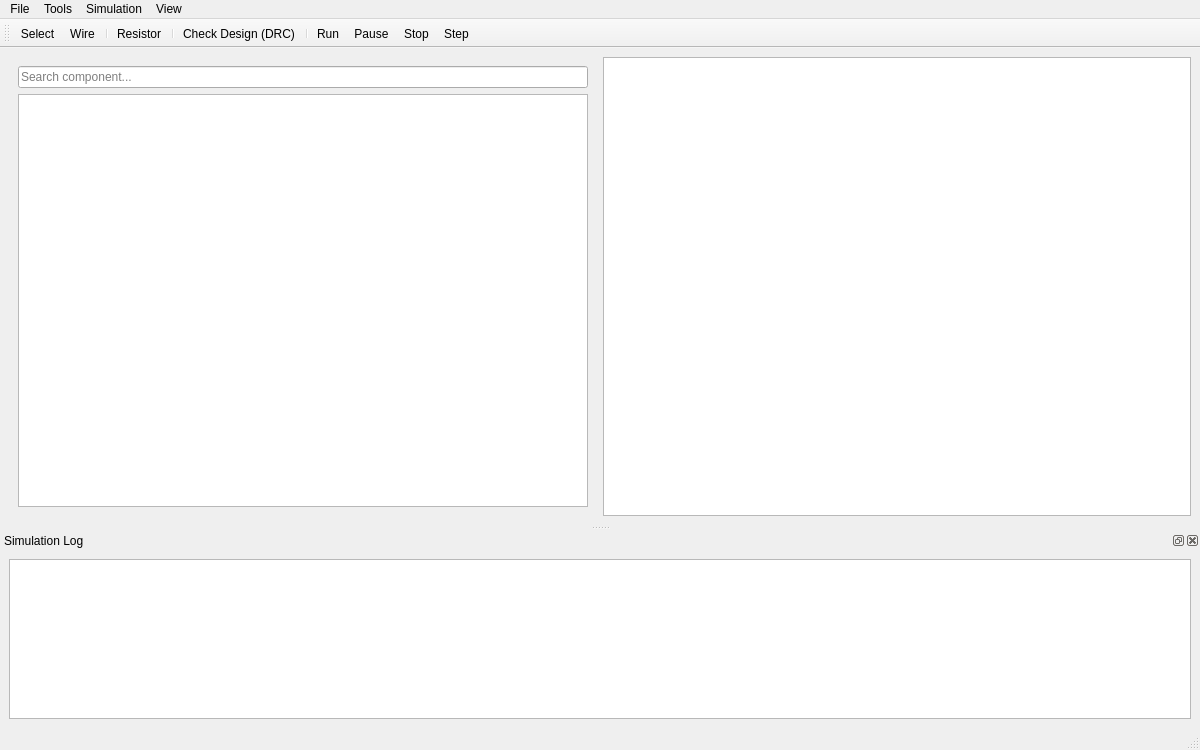
imohammad-al/ProteusClone, file mainwindow.ui: the form before one commit.
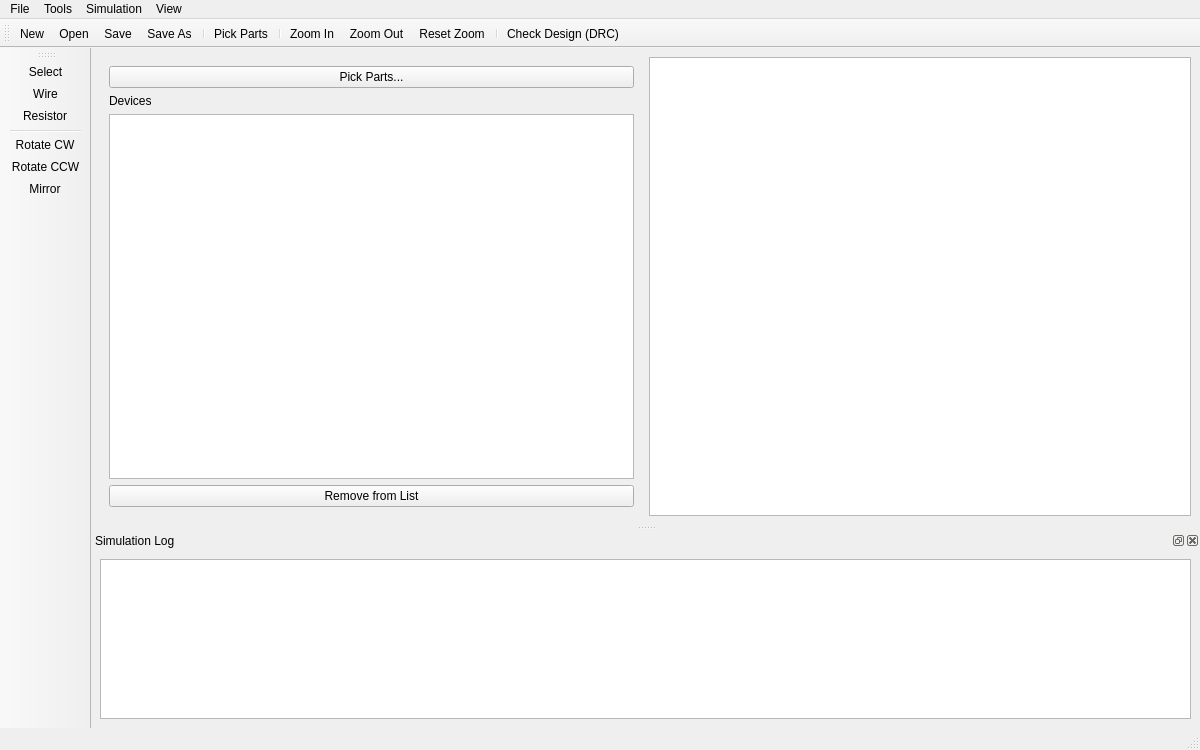
The form after the commit. Custom widgets are drawn as their Qt base class.

Commit message: upgrade pick devices panel with search and preview

```diff
--- a/mainwindow.ui
+++ b/mainwindow.ui
@@ -33,10 +33,10 @@
 
        <item>
 
-        <widget class="QLineEdit" name="lineEditSearch">
+        <widget class="QPushButton" name="pushButtonPickParts">
 
-         <property name="placeholderText">
-          <string>Search component...</string>
+         <property name="text">
+          <string>Pick Parts...</string>
          </property>
 
         </widget>
@@ -45,19 +45,29 @@
 
        <item>
 
-        <widget class="QTreeWidget" name="treeWidgetComponents">
+        <widget class="QLabel" name="labelActiveParts">
 
-         <property name="headerHidden">
-          <bool>true</bool>
+         <property name="text">
+          <string>Devices</string>
          </property>
 
-         <column>
+        </widget>
 
-          <property name="text">
-           <string>Components</string>
-          </property>
+       </item>
 
-         </column>
+       <item>
+
+        <widget class="QListWidget" name="listWidgetActiveParts"/>
+
+       </item>
+
+       <item>
+
+        <widget class="QPushButton" name="pushButtonRemovePart">
+
+         <property name="text">
+          <string>Remove from List</string>
+         </property>
 
         </widget>
 
@@ -197,21 +207,68 @@
     <string>Main Toolbar</string>
    </property>
 
+   <property name="toolButtonStyle">
+    <enum>Qt::ToolButtonIconOnly</enum>
+   </property>
+
+   <property name="iconSize">
+    <size>
+     <width>22</width>
+     <height>22</height>
+    </size>
+   </property>
+
    <attribute name="toolBarArea">
     <enum>TopToolBarArea</enum>
    </attribute>
 
+   <addaction name="actionNew"/>
+   <addaction name="actionOpen"/>
+   <addaction name="actionSave"/>
+   <addaction name="actionSaveAs"/>
+   <addaction name="separator"/>
+   <addaction name="actionPickParts"/>
+   <addaction name="separator"/>
+   <addaction name="actionZoomIn"/>
+   <addaction name="actionZoomOut"/>
+   <addaction name="actionZoomReset"/>
+   <addaction name="separator"/>
+   <addaction name="actionCheckDesign"/>
+
+  </widget>
+
+  <!-- ========================= -->
+  <!-- Mode Toolbar (کنار صفحه - شبیه Sidebar آیکونی پروتئوس واقعی) -->
+  <!-- ========================= -->
+
+  <widget class="QToolBar" name="modeToolBar">
+
+   <property name="windowTitle">
+    <string>Mode Toolbar</string>
+   </property>
+
+   <property name="toolButtonStyle">
+    <enum>Qt::ToolButtonIconOnly</enum>
+   </property>
+
+   <property name="iconSize">
+    <size>
+     <width>22</width>
+     <height>22</height>
+    </size>
+   </property>
+
+   <attribute name="toolBarArea">
+    <enum>LeftToolBarArea</enum>
+   </attribute>
+
    <addaction name="actionSelect"/>
    <addaction name="actionWire"/>
-   <addaction name="separator"/>
    <addaction name="actionResistor"/>
    <addaction name="separator"/>
-   <addaction name="actionCheckDesign"/>
-   <addaction name="separator"/>
-   <addaction name="actionRun"/>
-   <addaction name="actionPause"/>
-   <addaction name="actionStop"/>
-   <addaction name="actionStep"/>
+   <addaction name="actionRotateCW"/>
+   <addaction name="actionRotateCCW"/>
+   <addaction name="actionMirror"/>
 
   </widget>
 
@@ -241,6 +298,46 @@
     <string>Resistor</string>
    </property>
 
+   <property name="toolTip">
+    <string>Place Component</string>
+   </property>
+
+  </action>
+
+  <action name="actionRotateCW">
+
+   <property name="text">
+    <string>Rotate CW</string>
+   </property>
+
+   <property name="toolTip">
+    <string>Rotate 90° Clockwise (R)</string>
+   </property>
+
+  </action>
+
+  <action name="actionRotateCCW">
+
+   <property name="text">
+    <string>Rotate CCW</string>
+   </property>
+
+   <property name="toolTip">
+    <string>Rotate 90° Counter-clockwise</string>
+   </property>
+
+  </action>
+
+  <action name="actionMirror">
+
+   <property name="text">
+    <string>Mirror</string>
+   </property>
+
+   <property name="toolTip">
+    <string>Mirror Horizontally (M)</string>
+   </property>
+
   </action>
 
   <action name="actionNew">
@@ -297,6 +394,26 @@
     <string>Export Image...</string>
    </property>
 
+   <property name="toolTip">
+    <string>Export Circuit as Image</string>
+   </property>
+
+  </action>
+
+  <action name="actionPickParts">
+
+   <property name="text">
+    <string>Pick Parts...</string>
+   </property>
+
+   <property name="toolTip">
+    <string>Pick Devices from Library (P)</string>
+   </property>
+
+   <property name="shortcut">
+    <string>P</string>
+   </property>
+
   </action>
 
   <action name="actionCheckDesign">
```
Left out of the diff: 64 changed lines with no effect on the pictures. The commit also changes 9 other files.
